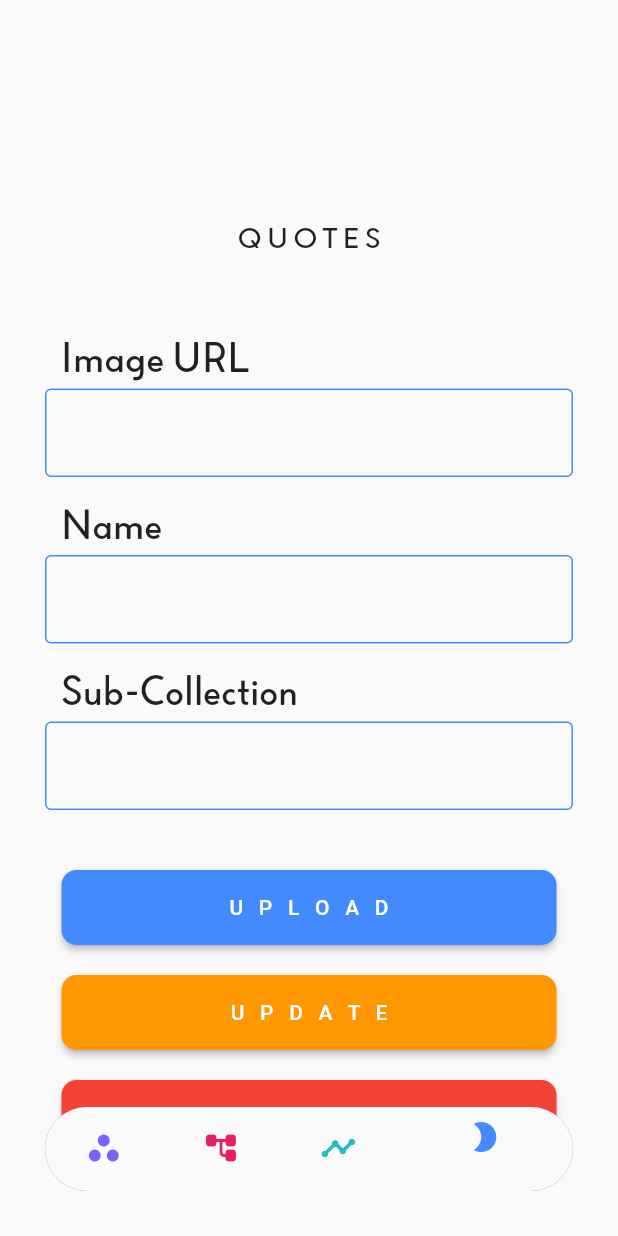
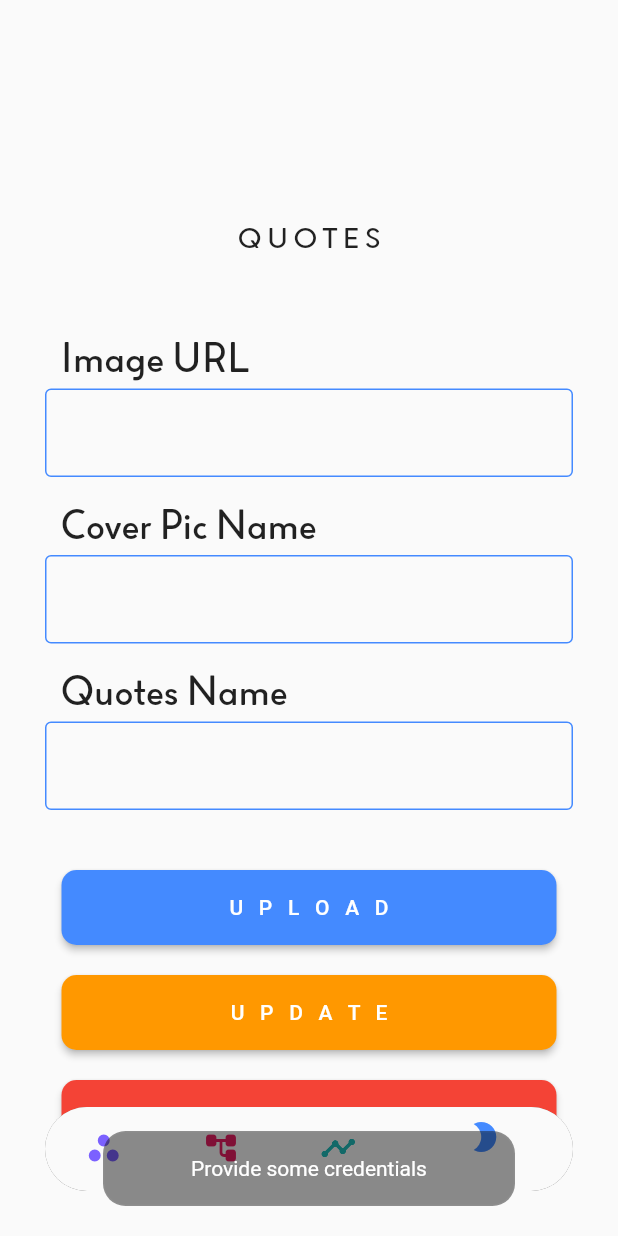
Before and after one commit to suryanarayanms/Tamil_Meme_Templates_Admin, a Flutter app: the screen it shows after launch, item 4 of the bottom bar chosen, after a tap on an icon or button, on a phone screen of 412 x 824 dp. Run offline on Flutter 3.47's test engine with Material 2 defaults, Android fonts, the light colour scheme and no system bars; drawn by our look-alikes of another_flushbar; our stand-ins replace cloud_firestore, firebase_core; accounts and stored records are empty.

Commit message:
project done

```diff
--- a/lib/Pages/Trending_Quote.dart
+++ b/lib/Pages/Trending_Quote.dart
@@ -1,3 +1,4 @@
+import 'package:butterfly_effect_admin/Pages/flushbar.dart';
 import 'package:flutter/material.dart';
 import 'package:cloud_firestore/cloud_firestore.dart';
 
@@ -129,8 +130,12 @@ class _TrendingQuoteState extends State<TrendingQuote> {
                         .collection("trending_quotes")
                         .doc(_name)
                         .set({"imageurl": _tquoteimageurl, "name": _name});
+                    return Snackbar().showFlushbar(
+                        context: context,
+                        message: "Trending $_name Quote Uploaded");
                   } else {
-                    print('data va enter pannu da');
+                    return Snackbar().showFlushbar(
+                        context: context, message: "Provide some credentials");
                   }
                 },
                 child: Text('U   P   L   O   A   D'),
@@ -164,8 +169,12 @@ class _TrendingQuoteState extends State<TrendingQuote> {
                         .collection("trending_quotes")
                         .doc(_name)
                         .update({"imageurl": _tquoteimageurl, "name": _name});
+                    return Snackbar().showFlushbar(
+                        context: context,
+                        message: "Trending $_name Template Updated");
                   } else {
-                    print('data va enter pannu da');
+                    return Snackbar().showFlushbar(
+                        context: context, message: "Provide some credentials");
                   }
                 },
                 child: Text('U  P  D  A  T  E'),
@@ -186,7 +195,7 @@ class _TrendingQuoteState extends State<TrendingQuote> {
                 ),
               ),
               onPressed: () {
-                if (_tquoteimageurl != '' && _name != '') {
+                if (_name != '') {
                   Map<String, dynamic> data = {
                     "imageurl": _tquoteimageurl,
                     "name": _name
@@ -195,8 +204,12 @@ class _TrendingQuoteState extends State<TrendingQuote> {
                       .collection("trending_quotes")
                       .doc(_name)
                       .delete();
+                  return Snackbar().showFlushbar(
+                      context: context,
+                      message: "Trending $_name Template Deleted");
                 } else {
-                  print('data va enter pannu da');
+                  return Snackbar().showFlushbar(
+                      context: context, message: "Provide some credentials");
                 }
               },
               child: Text('D  E  L  E  T  E'),
--- a/lib/Pages/Trending_Template.dart
+++ b/lib/Pages/Trending_Template.dart
@@ -1,3 +1,4 @@
+import 'package:butterfly_effect_admin/Pages/flushbar.dart';
 import 'package:flutter/material.dart';
 // import 'package:firebase_core/firebase_core.dart';
 
@@ -130,8 +131,12 @@ class _TrendingTemplateState extends State<TrendingTemplate> {
                         .collection("trending_templates")
                         .doc(_name)
                         .set({"imageurl": _ttempimageurl, "name": _name});
+                    return Snackbar().showFlushbar(
+                        context: context,
+                        message: "Trending $_name Template Uploaded");
                   } else {
-                    print('data va enter pannu da');
+                    return Snackbar().showFlushbar(
+                        context: context, message: "Provide some credentials");
                   }
                 },
                 child: Text('U   P   L   O   A   D'),
@@ -165,8 +170,12 @@ class _TrendingTemplateState extends State<TrendingTemplate> {
                         .collection("trending_templates")
                         .doc(_name)
                         .update({"imageurl": _ttempimageurl, "name": _name});
+                    return Snackbar().showFlushbar(
+                        context: context,
+                        message: "Trending $_name Template Updated");
                   } else {
-                    print('data va enter pannu da');
+                    return Snackbar().showFlushbar(
+                        context: context, message: "Provide some credentials");
                   }
                 },
                 child: Text('U  P  D  A  T  E'),
@@ -187,7 +196,7 @@ class _TrendingTemplateState extends State<TrendingTemplate> {
                 ),
               ),
               onPressed: () {
-                if (_ttempimageurl != '' && _name != '') {
+                if (_name != '') {
                   Map<String, dynamic> data = {
                     "imageurl": _ttempimageurl,
                     "name": _name
@@ -196,8 +205,12 @@ class _TrendingTemplateState extends State<TrendingTemplate> {
                       .collection("trending_templates")
                       .doc(_name)
                       .delete();
+                  return Snackbar().showFlushbar(
+                      context: context,
+                      message: "Trending $_name Template Deleted");
                 } else {
-                  print('data va enter pannu da');
+                  return Snackbar().showFlushbar(
+                      context: context, message: "Provide some credentials");
                 }
               },
               child: Text('D  E  L  E  T  E'),
--- /dev/null
+++ b/lib/Pages/flushbar.dart
@@ -0,0 +1,24 @@
+import 'package:another_flushbar/flushbar.dart';
+import 'package:flutter/material.dart';
+
+class Snackbar {
+  showFlushbar({required BuildContext context, required String message}) {
+    double deviceWidth = MediaQuery.of(context).size.width;
+    Flushbar(
+      messageText: Center(
+          child: Text(message, style: const TextStyle(color: Colors.white))),
+      shouldIconPulse: true,
+      dismissDirection: FlushbarDismissDirection.HORIZONTAL,
+      duration: const Duration(seconds: 5),
+      borderColor: Colors.white.withOpacity(0.04),
+      borderWidth: 1,
+      backgroundColor: Colors.black45,
+      flushbarStyle: FlushbarStyle.FLOATING,
+      isDismissible: true,
+      barBlur: 18,
+      margin: EdgeInsets.only(
+          bottom: 20, left: deviceWidth / 6, right: deviceWidth / 6),
+      borderRadius: BorderRadius.circular(15),
+    ).show(context);
+  }
+}
--- a/lib/Pages/quotes.dart
+++ b/lib/Pages/quotes.dart
@@ -1,3 +1,4 @@
+import 'package:butterfly_effect_admin/Pages/flushbar.dart';
 import 'package:flutter/material.dart';
 import 'package:cloud_firestore/cloud_firestore.dart';
 
@@ -11,7 +12,7 @@ class Quotes extends StatefulWidget {
 class _QuotesState extends State<Quotes> {
   String _quoteimageurl = '';
   String _quotename = '';
-  String _subquote = '';
+  String _subdoc = '';
 
   @override
   Widget build(BuildContext context) {
@@ -72,7 +73,7 @@ class _QuotesState extends State<Quotes> {
               height: 32,
               width: 320,
               child: Text(
-                'Name',
+                'Cover Pic Name',
                 textAlign: TextAlign.start,
                 style: TextStyle(
                   fontSize: 28,
@@ -89,9 +90,9 @@ class _QuotesState extends State<Quotes> {
             ),
             child: TextField(
               autofocus: false,
-              cursorColor: Colors.blueAccent[400],
-              onChanged: (quotename) {
-                _quotename = quotename;
+              cursorColor: Colors.blueAccent,
+              onChanged: (tempname) {
+                _quotename = tempname;
               },
               decoration: InputDecoration(
                   enabledBorder: const OutlineInputBorder(
@@ -108,7 +109,7 @@ class _QuotesState extends State<Quotes> {
               height: 32,
               width: 320,
               child: Text(
-                'Sub-Collection',
+                'Quotes Name',
                 textAlign: TextAlign.start,
                 style: TextStyle(
                   fontSize: 28,
@@ -126,8 +127,8 @@ class _QuotesState extends State<Quotes> {
             child: TextField(
               autofocus: false,
               cursorColor: Colors.blueAccent,
-              onChanged: (subquote) {
-                _subquote = subquote;
+              onChanged: (subtemp) {
+                _subdoc = subtemp;
               },
               decoration: InputDecoration(
                   enabledBorder: const OutlineInputBorder(
@@ -158,26 +159,33 @@ class _QuotesState extends State<Quotes> {
                 onPressed: () {
                   if (_quoteimageurl != '' &&
                       _quotename != '' &&
-                      _subquote == '') {
+                      _subdoc == '') {
                     Map<String, dynamic> data = {
                       "imageurl": _quoteimageurl,
                       "name": _quotename
                     };
                     FirebaseFirestore.instance
-                        .collection("template")
+                        .collection("quote")
                         .doc(_quotename)
                         .set({"imageurl": _quoteimageurl, "name": _quotename});
+                    return Snackbar().showFlushbar(
+                        context: context,
+                        message: "$_quotename Cover Pic Uploaded");
                   } else if (_quoteimageurl != '' &&
                       _quotename != '' &&
-                      _subquote == '') {
+                      _subdoc != '') {
                     FirebaseFirestore.instance
-                        .collection("template")
+                        .collection("quote")
                         .doc(_quotename)
-                        .collection(_subquote)
-                        .doc("images")
+                        .collection("quotes")
+                        .doc(_subdoc)
                         .set({"imageurl": _quoteimageurl, "name": _quotename});
+                    return Snackbar().showFlushbar(
+                        context: context,
+                        message: "$_quotename $_subdoc quotes Uploaded");
                   } else {
-                    print('data va enter pannu da');
+                    return Snackbar().showFlushbar(
+                        context: context, message: "Provide some credentials");
                   }
                 },
                 child: Text('U   P   L   O   A   D'),
@@ -204,26 +212,35 @@ class _QuotesState extends State<Quotes> {
                 onPressed: () {
                   if (_quoteimageurl != '' &&
                       _quotename != '' &&
-                      _subquote == '') {
+                      _subdoc == '') {
                     Map<String, dynamic> data = {
                       "imageurl": _quoteimageurl,
                       "name": _quotename
                     };
                     FirebaseFirestore.instance
-                        .collection("template")
+                        .collection("quote")
                         .doc(_quotename)
-                        .set({"imageurl": _quoteimageurl, "name": _quotename});
+                        .update(
+                            {"imageurl": _quoteimageurl, "name": _quotename});
+                    return Snackbar().showFlushbar(
+                        context: context,
+                        message: "$_quotename Cover Pic Updated");
                   } else if (_quoteimageurl != '' &&
                       _quotename != '' &&
-                      _subquote == '') {
+                      _subdoc != '') {
                     FirebaseFirestore.instance
-                        .collection("template")
+                        .collection("quote")
                         .doc(_quotename)
-                        .collection(_subquote)
-                        .doc("images")
-                        .set({"imageurl": _quoteimageurl, "name": _quotename});
+                        .collection("quotes")
+                        .doc(_subdoc)
+                        .update(
+                            {"imageurl": _quoteimageurl, "name": _quotename});
+                    return Snackbar().showFlushbar(
+                        context: context,
+                        message: "$_quotename $_subdoc Quotes Updated");
                   } else {
-                    print('data va enter pannu da');
+                    return Snackbar().showFlushbar(
+                        context: context, message: "Provide some credentials");
                   }
                 },
                 child: Text('U   P   D   A   T   E'),
@@ -244,28 +261,33 @@ class _QuotesState extends State<Quotes> {
                 ),
               ),
               onPressed: () {
-                if (_quoteimageurl != '' &&
-                    _quotename != '' &&
-                    _subquote == '') {
+                if (_quoteimageurl != '' && _quotename != '' && _subdoc == '') {
                   Map<String, dynamic> data = {
                     "imageurl": _quoteimageurl,
                     "name": _quotename
                   };
                   FirebaseFirestore.instance
-                      .collection("template")
+                      .collection("quote")
                       .doc(_quotename)
                       .delete();
+                  return Snackbar().showFlushbar(
+                      context: context,
+                      message: "$_quotename Cover Pic Deleted");
                 } else if (_quoteimageurl != '' &&
                     _quotename != '' &&
-                    _subquote == '') {
+                    _subdoc != '') {
                   FirebaseFirestore.instance
-                      .collection("template")
+                      .collection("quote")
                       .doc(_quotename)
-                      .collection(_subquote)
-                      .doc("images")
+                      .collection("quotes")
+                      .doc(_subdoc)
                       .delete();
+                  return Snackbar().showFlushbar(
+                      context: context,
+                      message: "$_quotename $_subdoc Quote Deleted");
                 } else {
-                  print('data va enter pannu da');
+                  return Snackbar().showFlushbar(
+                      context: context, message: "Provide some credentials");
                 }
               },
               child: Text('D   E   L   E   T   E'),
@@ -276,20 +298,3 @@ class _QuotesState extends State<Quotes> {
     );
   }
 }
-
-
-// body: Padding(
-//         padding: const EdgeInsets.all(30),
-//         child: Center(
-//           child: TextField(
-//             decoration: InputDecoration(
-//                 hintText: 'KindaCode.com',
-//                 contentPadding: const EdgeInsets.all(15),
-//                 border: OutlineInputBorder(
-//                     borderRadius: BorderRadius.circular(10))),
-//             onChanged: (value) {
-//               // do something
-//             },
-//           ),
-//         ),
-//       ),
--- a/pubspec.yaml
+++ b/pubspec.yaml
@@ -44,6 +44,7 @@ dev_dependencies:
   # package_info: ^2.0.2
   # url_launcher: ^6.0.17
   cloud_firestore: ^3.1.5
+  another_flushbar: ^1.10.25
   # sqflite: ^2.0.1
   # fluttertoast: ^8.0.8
   # cached_network_image: ^3.2.0
```
Also changed, not shown: lib/Pages/templates.dart (+43 -25 lines), flutter_01.png (added), pubspec.lock.
